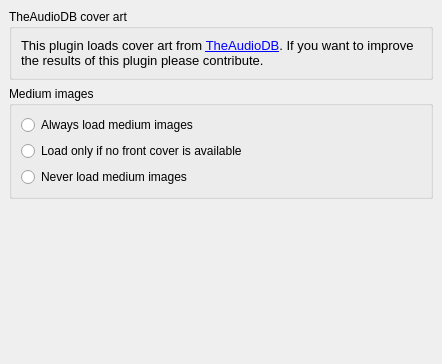
Old version of the form plugins/theaudiodb/options_theaudiodb.ui in the repository metabrainz/picard-plugins.
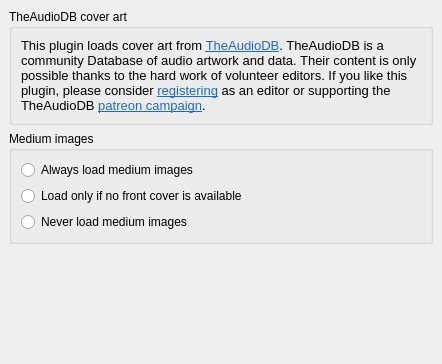
New version of the form.

Commit message: theaudiodb: Added note about contributing to plugin settings

```diff
--- a/plugins/theaudiodb/options_theaudiodb.ui
+++ b/plugins/theaudiodb/options_theaudiodb.ui
@@ -54,7 +54,7 @@
 &lt;html&gt;&lt;head&gt;&lt;meta name=&quot;qrichtext&quot; content=&quot;1&quot; /&gt;&lt;style type=&quot;text/css&quot;&gt;
 p, li { white-space: pre-wrap; }
 &lt;/style&gt;&lt;/head&gt;&lt;body style=&quot; font-family:'Cantarell'; font-size:10pt; font-weight:400; font-style:normal;&quot;&gt;
-&lt;p style=&quot; margin-top:0px; margin-bottom:0px; margin-left:0px; margin-right:0px; -qt-block-indent:0; text-indent:0px;&quot;&gt;This plugin loads cover art from &lt;a href=&quot;https://www.theaudiodb.com&quot;&gt;&lt;span style=&quot; text-decoration: underline; color:#0000ff;&quot;&gt;TheAudioDB&lt;/span&gt;&lt;/a&gt;. If you want to improve the results of this plugin please contribute.&lt;/p&gt;&lt;/body&gt;&lt;/html&gt;</string>
+&lt;p style=&quot; margin-top:0px; margin-bottom:0px; margin-left:0px; margin-right:0px; -qt-block-indent:0; text-indent:0px;&quot;&gt;This plugin loads cover art from &lt;a href=&quot;https://www.theaudiodb.com&quot;&gt;&lt;span style=&quot; text-decoration: underline; color:#1b6acb;&quot;&gt;TheAudioDB&lt;/span&gt;&lt;/a&gt;. TheAudioDB is a community Database of audio artwork and data. Their content is only possible thanks to the hard work of volunteer editors. If you like this plugin, please consider &lt;a href=&quot;https://www.theaudiodb.com/forum-new/ucp.php?mode=register&quot;&gt;&lt;span style=&quot; text-decoration: underline; color:#1b6acb;&quot;&gt;registering&lt;/span&gt;&lt;/a&gt; as an editor or supporting the TheAudioDB &lt;a href=&quot;https://www.patreon.com/thedatadb&quot;&gt;&lt;span style=&quot; text-decoration: underline; color:#1b6acb;&quot;&gt;patreon campaign&lt;/span&gt;&lt;/a&gt;.&lt;/p&gt;&lt;/body&gt;&lt;/html&gt;</string>
         </property>
         <property name="textFormat">
          <enum>Qt::RichText</enum>
@@ -101,20 +101,7 @@
     </widget>
    </item>
    <item>
-    <spacer name="verticalSpacer_3">
-     <property name="orientation">
-      <enum>Qt::Vertical</enum>
-     </property>
-     <property name="sizeHint" stdset="0">
-      <size>
-       <width>20</width>
-       <height>40</height>
-      </size>
-     </property>
-    </spacer>
-   </item>
-   <item>
-    <spacer name="verticalSpacer_2">
+    <spacer name="verticalSpacer">
      <property name="orientation">
       <enum>Qt::Vertical</enum>
      </property>
```
The commit also changes 1 other file.
